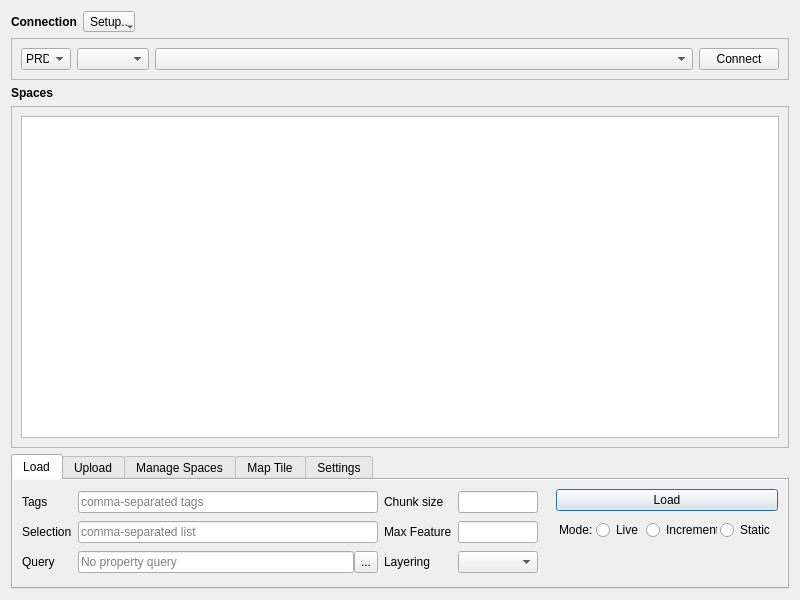
Old version of the form XYZHubConnector/gui/ui/tab_dialog.ui in the repository minff/xyz-qgis-plugin.
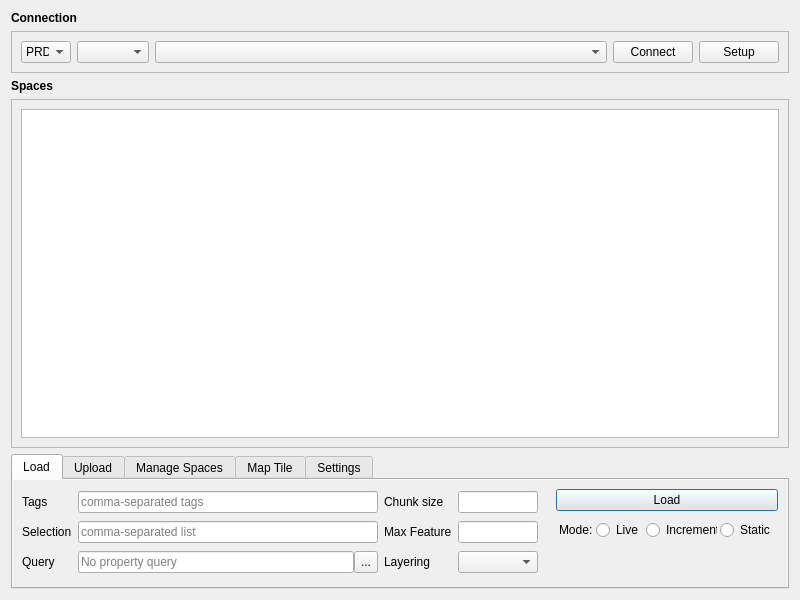
New version of the form. Custom widgets are drawn as their Qt base class.

Commit message:
ui: use 1 btn for token dialog
+ no longer btn menu with 2 action token, server
+ setup server btn in token dialog will open server dialog
+ ref: 0596df1

What changed in the file:
```diff
--- a/XYZHubConnector/gui/ui/tab_dialog.ui
+++ b/XYZHubConnector/gui/ui/tab_dialog.ui
@@ -75,37 +75,6 @@
            </property>
           </widget>
          </item>
-         <item row="0" column="1">
-          <widget class="QToolButton" name="btn_menu_conn">
-           <property name="sizePolicy">
-            <sizepolicy hsizetype="Fixed" vsizetype="Preferred">
-             <horstretch>0</horstretch>
-             <verstretch>0</verstretch>
-            </sizepolicy>
-           </property>
-           <property name="toolTip">
-            <string>Setup Hub Server/Token</string>
-           </property>
-           <property name="text">
-            <string>Setup..</string>
-           </property>
-           <property name="popupMode">
-            <enum>QToolButton::InstantPopup</enum>
-           </property>
-           <action name="action_manage_server">
-            <property name="text">
-             <string>Hub Server</string>
-            </property>
-           </action>
-           <action name="action_manage_token">
-            <property name="text">
-             <string>Hub Token</string>
-            </property>
-           </action>
-           <addaction name="action_manage_server"/>
-           <addaction name="action_manage_token"/>
-          </widget>
-         </item>
         </layout>
        </widget>
       </item>
@@ -121,6 +90,22 @@
          <enum>QFrame::Raised</enum>
         </property>
         <layout class="QGridLayout" name="gridLayout_2">
+         <item row="1" column="4">
+          <widget class="QPushButton" name="btn_token">
+           <property name="sizePolicy">
+            <sizepolicy hsizetype="Preferred" vsizetype="Fixed">
+             <horstretch>0</horstretch>
+             <verstretch>0</verstretch>
+            </sizepolicy>
+           </property>
+           <property name="text">
+            <string>Setup</string>
+           </property>
+           <property name="autoDefault">
+            <bool>false</bool>
+           </property>
+          </widget>
+         </item>
          <item row="1" column="3">
           <widget class="QPushButton" name="btn_use">
            <property name="sizePolicy">
```
Left out of the diff: 2 changed lines with no effect on the pictures. The commit also changes 1 other file.
